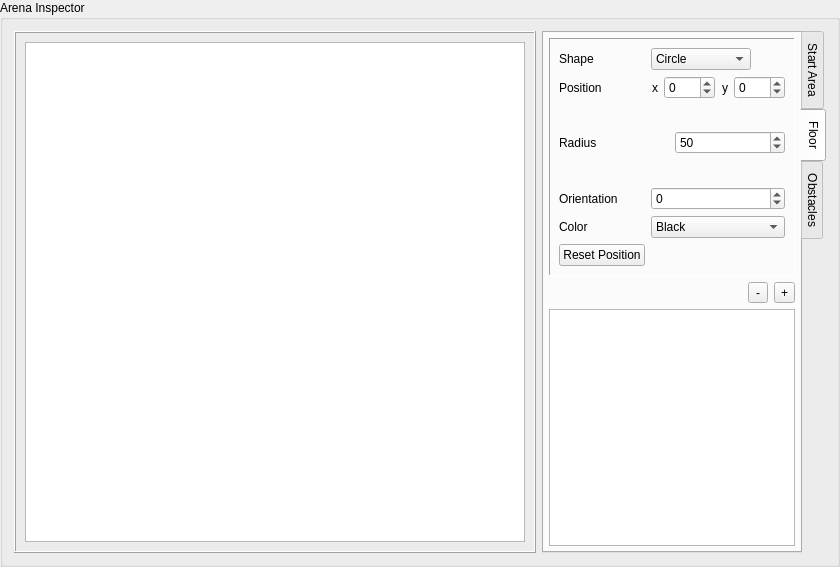
Qt form resources/ui/ArenaInspector.ui (nicolasseznec/PROJ-H402_SkillWizard) before a commit.
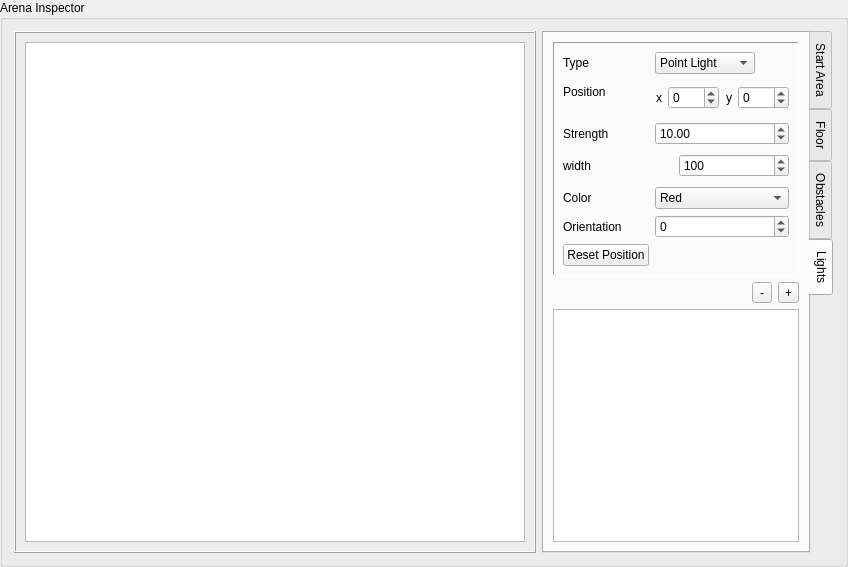
The same form after that commit. The open tabs and pages were chosen to show the change.

Patch:
```diff
--- a/resources/ui/ArenaInspector.ui
+++ b/resources/ui/ArenaInspector.ui
@@ -6,7 +6,7 @@
    <rect>
     <x>0</x>
     <y>0</y>
-    <width>811</width>
+    <width>819</width>
     <height>555</height>
    </rect>
   </property>
@@ -63,7 +63,7 @@
       <enum>QTabWidget::East</enum>
      </property>
      <property name="currentIndex">
-      <number>1</number>
+      <number>3</number>
      </property>
      <widget class="QWidget" name="StartAreaSettings">
       <attribute name="title">
@@ -1070,6 +1070,371 @@
        </item>
       </layout>
      </widget>
+     <widget class="QWidget" name="tab">
+      <attribute name="title">
+       <string>Lights</string>
+      </attribute>
+      <layout class="QVBoxLayout" name="verticalLayout_6">
+       <item>
+        <widget class="QFrame" name="LightFrame">
+         <property name="minimumSize">
+          <size>
+           <width>0</width>
+           <height>200</height>
+          </size>
+         </property>
+         <property name="frameShape">
+          <enum>QFrame::Panel</enum>
+         </property>
+         <property name="frameShadow">
+          <enum>QFrame::Sunken</enum>
+         </property>
+         <layout class="QFormLayout" name="formLayout_9">
+          <item row="0" column="0">
+           <widget class="QLabel" name="label_76">
+            <property name="text">
+             <string>Type</string>
+            </property>
+           </widget>
+          </item>
+          <item row="0" column="1">
+           <widget class="QComboBox" name="LightType">
+            <property name="maximumSize">
+             <size>
+              <width>100</width>
+              <height>16777215</height>
+             </size>
+            </property>
+            <item>
+             <property name="text">
+              <string>Point Light</string>
+             </property>
+            </item>
+            <item>
+             <property name="text">
+              <string>Wall Light</string>
+             </property>
+            </item>
+           </widget>
+          </item>
+          <item row="2" column="0">
+           <widget class="QLabel" name="label_77">
+            <property name="text">
+             <string>Position</string>
+            </property>
+           </widget>
+          </item>
+          <item row="2" column="1">
+           <widget class="QWidget" name="StartAreaPosVector_10" native="true">
+            <layout class="QHBoxLayout" name="horizontalLayout_34">
+             <property name="leftMargin">
+              <number>0</number>
+             </property>
+             <property name="topMargin">
+              <number>0</number>
+             </property>
+             <property name="rightMargin">
+              <number>0</number>
+             </property>
+             <property name="bottomMargin">
+              <number>0</number>
+             </property>
+             <item>
+              <widget class="QLabel" name="label_78">
+               <property name="sizePolicy">
+                <sizepolicy hsizetype="Preferred" vsizetype="Preferred">
+                 <horstretch>1</horstretch>
+                 <verstretch>0</verstretch>
+                </sizepolicy>
+               </property>
+               <property name="text">
+                <string>x</string>
+               </property>
+               <property name="alignment">
+                <set>Qt::AlignRight|Qt::AlignTrailing|Qt::AlignVCenter</set>
+               </property>
+              </widget>
+             </item>
+             <item>
+              <widget class="QSpinBox" name="LightX">
+               <property name="sizePolicy">
+                <sizepolicy hsizetype="Minimum" vsizetype="Fixed">
+                 <horstretch>2</horstretch>
+                 <verstretch>0</verstretch>
+                </sizepolicy>
+               </property>
+               <property name="minimum">
+                <number>-250</number>
+               </property>
+               <property name="maximum">
+                <number>250</number>
+               </property>
+               <property name="value">
+                <number>0</number>
+               </property>
+              </widget>
+             </item>
+             <item>
+              <widget class="QLabel" name="label_79">
+               <property name="sizePolicy">
+                <sizepolicy hsizetype="Preferred" vsizetype="Preferred">
+                 <horstretch>1</horstretch>
+                 <verstretch>0</verstretch>
+                </sizepolicy>
+               </property>
+               <property name="text">
+                <string>y</string>
+               </property>
+               <property name="alignment">
+                <set>Qt::AlignRight|Qt::AlignTrailing|Qt::AlignVCenter</set>
+               </property>
+              </widget>
+             </item>
+             <item>
+              <widget class="QSpinBox" name="LightY">
+               <property name="sizePolicy">
+                <sizepolicy hsizetype="Minimum" vsizetype="Fixed">
+                 <horstretch>2</horstretch>
+                 <verstretch>0</verstretch>
+                </sizepolicy>
+               </property>
+               <property name="minimum">
+                <number>-250</number>
+               </property>
+               <property name="maximum">
+                <number>250</number>
+               </property>
+              </widget>
+             </item>
+            </layout>
+           </widget>
+          </item>
+          <item row="4" column="0" colspan="2">
+           <widget class="QStackedWidget" name="LightDimensionSettings">
+            <property name="maximumSize">
+             <size>
+              <width>16777215</width>
+              <height>30</height>
+             </size>
+            </property>
+            <property name="currentIndex">
+             <number>0</number>
+            </property>
+            <widget class="QWidget" name="PointLightPage">
+             <layout class="QHBoxLayout" name="horizontalLayout_35">
+              <property name="leftMargin">
+               <number>0</number>
+              </property>
+              <property name="topMargin">
+               <number>0</number>
+              </property>
+              <property name="rightMargin">
+               <number>0</number>
+              </property>
+              <property name="bottomMargin">
+               <number>0</number>
+              </property>
+             </layout>
+            </widget>
+            <widget class="QWidget" name="WallLightPage">
+             <layout class="QHBoxLayout" name="horizontalLayout_36">
+              <property name="leftMargin">
+               <number>0</number>
+              </property>
+              <property name="topMargin">
+               <number>0</number>
+              </property>
+              <property name="rightMargin">
+               <number>0</number>
+              </property>
+              <property name="bottomMargin">
+               <number>0</number>
+              </property>
+              <item>
+               <widget class="QLabel" name="label_81">
+                <property name="sizePolicy">
+                 <sizepolicy hsizetype="Preferred" vsizetype="Preferred">
+                  <horstretch>1</horstretch>
+                  <verstretch>0</verstretch>
+                 </sizepolicy>
+                </property>
+                <property name="text">
+                 <string>width</string>
+                </property>
+               </widget>
+              </item>
+              <item>
+               <widget class="QSpinBox" name="LightWidth">
+                <property name="sizePolicy">
+                 <sizepolicy hsizetype="Minimum" vsizetype="Fixed">
+                  <horstretch>1</horstretch>
+                  <verstretch>0</verstretch>
+                 </sizepolicy>
+                </property>
+                <property name="maximum">
+                 <number>500</number>
+                </property>
+                <property name="value">
+                 <number>100</number>
+                </property>
+               </widget>
+              </item>
+             </layout>
+            </widget>
+           </widget>
+          </item>
+          <item row="5" column="0">
+           <widget class="QLabel" name="label_32">
+            <property name="text">
+             <string>Color</string>
+            </property>
+           </widget>
+          </item>
+          <item row="5" column="1">
+           <widget class="QComboBox" name="LightColor">
+            <item>
+             <property name="text">
+              <string>Red</string>
+             </property>
+            </item>
+            <item>
+             <property name="text">
+              <string>Green</string>
+             </property>
+            </item>
+            <item>
+             <property name="text">
+              <string>Blue</string>
+             </property>
+            </item>
+            <item>
+             <property name="text">
+              <string>Cyan</string>
+             </property>
+            </item>
+            <item>
+             <property name="text">
+              <string>Magenta</string>
+             </property>
+            </item>
+            <item>
+             <property name="text">
+              <string>Yellow</string>
+             </property>
+            </item>
+           </widget>
+          </item>
+          <item row="6" column="1">
+           <widget class="QSpinBox" name="LightOrientation">
+            <property name="wrapping">
+             <bool>true</bool>
+            </property>
+            <property name="accelerated">
+             <bool>true</bool>
+            </property>
+            <property name="correctionMode">
+             <enum>QAbstractSpinBox::CorrectToNearestValue</enum>
+            </property>
+            <property name="keyboardTracking">
+             <bool>false</bool>
+            </property>
+            <property name="maximum">
+             <number>359</number>
+            </property>
+           </widget>
+          </item>
+          <item row="6" column="0">
+           <widget class="QLabel" name="label_83">
+            <property name="text">
+             <string>Orientation</string>
+            </property>
+           </widget>
+          </item>
+          <item row="7" column="0">
+           <widget class="QPushButton" name="LightReset">
+            <property name="text">
+             <string>Reset Position</string>
+            </property>
+           </widget>
+          </item>
+          <item row="3" column="0">
+           <widget class="QLabel" name="label_18">
+            <property name="text">
+             <string>Strength</string>
+            </property>
+           </widget>
+          </item>
+          <item row="3" column="1">
+           <widget class="QDoubleSpinBox" name="LightStrength">
+            <property name="accelerated">
+             <bool>true</bool>
+            </property>
+            <property name="keyboardTracking">
+             <bool>false</bool>
+            </property>
+            <property name="value">
+             <double>10.000000000000000</double>
+            </property>
+           </widget>
+          </item>
+         </layout>
+        </widget>
+       </item>
+       <item alignment="Qt::AlignRight">
+        <widget class="QWidget" name="widget_5" native="true">
+         <property name="minimumSize">
+          <size>
+           <width>0</width>
+           <height>0</height>
+          </size>
+         </property>
+         <layout class="QHBoxLayout" name="horizontalLayout_16">
+          <property name="leftMargin">
+           <number>0</number>
+          </property>
+          <property name="topMargin">
+           <number>0</number>
+          </property>
+          <property name="rightMargin">
+           <number>0</number>
+          </property>
+          <property name="bottomMargin">
+           <number>0</number>
+          </property>
+          <item>
+           <widget class="QToolButton" name="LightRemove">
+            <property name="minimumSize">
+             <size>
+              <width>20</width>
+              <height>20</height>
+             </size>
+            </property>
+            <property name="text">
+             <string>-</string>
+            </property>
+           </widget>
+          </item>
+          <item>
+           <widget class="QToolButton" name="LightAdd">
+            <property name="minimumSize">
+             <size>
+              <width>20</width>
+              <height>20</height>
+             </size>
+            </property>
+            <property name="text">
+             <string>+</string>
+            </property>
+           </widget>
+          </item>
+         </layout>
+        </widget>
+       </item>
+       <item>
+        <widget class="QListWidget" name="LightList"/>
+       </item>
+      </layout>
+     </widget>
     </widget>
    </item>
   </layout>
```
Left out of the diff: 18 changed lines with no effect on the pictures.
